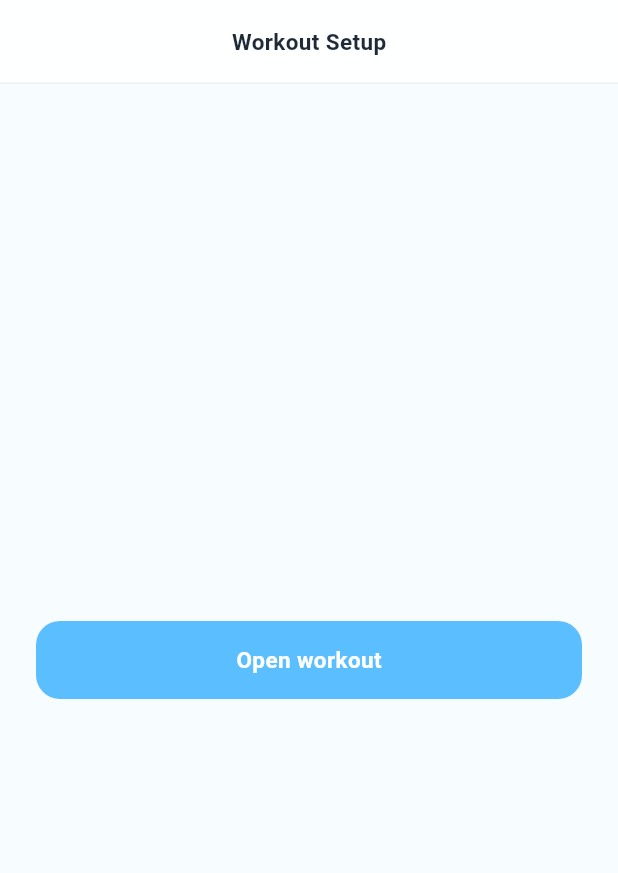
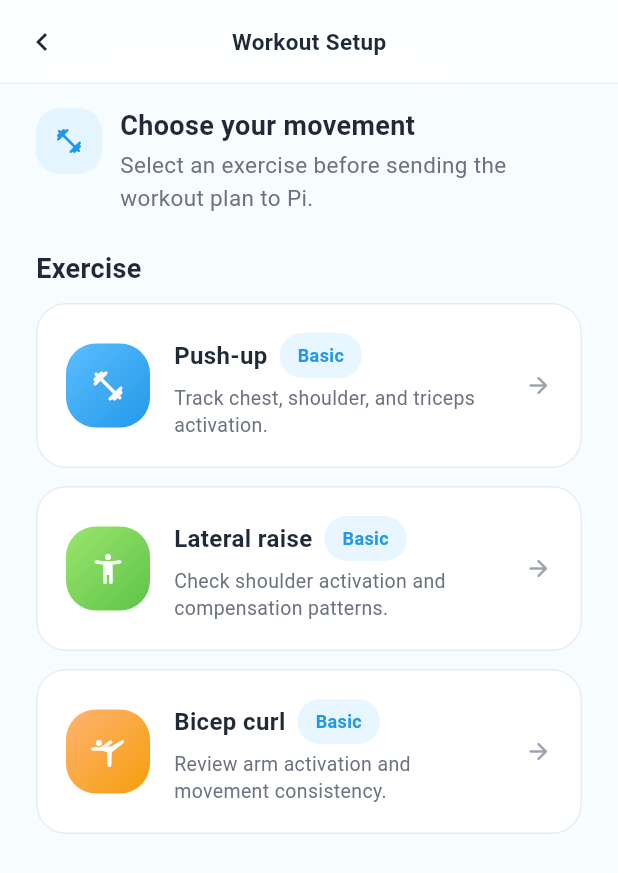
Before and after one commit to dltndud0313/IMO, a Flutter app: the ExerciseSelectScreen screen opened by its route, on a phone screen of 412 x 824 dp. Shown: the top 873 px of the screen. Run offline on Flutter 3.47's test engine with Material 3 defaults, Android fonts, the phone set to English and light mode, and no system bars; our stand-ins replace dio, get_it, go_router, shared_preferences; accounts and stored records are empty.

Commit message:
feat(app): migrate exercise select screen

```diff
--- a/app/lib/ui/workout_setup/widgets/exercise_select_screen.dart
+++ b/app/lib/ui/workout_setup/widgets/exercise_select_screen.dart
@@ -2,6 +2,7 @@ import 'package:flutter/material.dart';
 import 'package:go_router/go_router.dart';
 
 import '../../core/layouts/app_scaffold.dart';
+import '../../core/themes/design_tokens.dart';
 import '../../core/widgets/common_widgets.dart';
 
 class ExerciseSelectScreen extends StatelessWidget {
@@ -11,12 +12,186 @@ class ExerciseSelectScreen extends StatelessWidget {
   Widget build(BuildContext context) {
     return AppScaffold(
       title: 'Workout Setup',
-      child: Center(
-        child: ImoButton(
-          label: 'Open workout',
-          onPressed: () => context.go('/workout'),
-        ),
+      showBackButton: true,
+      scrollable: true,
+      body: Column(
+        crossAxisAlignment: CrossAxisAlignment.start,
+        children: [
+          const _ExerciseSelectIntro(),
+          const SizedBox(height: AppSpacing.sectionGap),
+          Text('Exercise', style: AppTextStyles.sectionTitle),
+          const SizedBox(height: AppSpacing.sm),
+          for (final exercise in _exerciseOptions) ...[
+            _ExerciseOptionCard(
+              option: exercise,
+              onTap: () => context.go('/workout-guide?exercise=${exercise.id}'),
+            ),
+            const SizedBox(height: AppSpacing.sm),
+          ],
+        ],
       ),
     );
   }
 }
+
+class _ExerciseSelectIntro extends StatelessWidget {
+  const _ExerciseSelectIntro();
+
+  @override
+  Widget build(BuildContext context) {
+    return Row(
+      crossAxisAlignment: CrossAxisAlignment.start,
+      children: [
+        Container(
+          width: 44,
+          height: 44,
+          decoration: BoxDecoration(
+            color: AppColors.primary.withValues(alpha: 0.12),
+            borderRadius: BorderRadius.circular(AppSpacing.buttonRadius),
+          ),
+          child: const Icon(
+            Icons.fitness_center_rounded,
+            color: AppColors.primaryStrong,
+            size: 20,
+          ),
+        ),
+        const SizedBox(width: AppSpacing.sm),
+        Expanded(
+          child: Column(
+            crossAxisAlignment: CrossAxisAlignment.start,
+            children: [
+              Text('Choose your movement', style: AppTextStyles.sectionTitle),
+              const SizedBox(height: AppSpacing.xxs),
+              Text(
+                'Select an exercise before sending the workout plan to Pi.',
+                style: AppTextStyles.body,
+              ),
+            ],
+          ),
+        ),
+      ],
+    );
+  }
+}
+
+class _ExerciseOptionCard extends StatelessWidget {
+  const _ExerciseOptionCard({
+    required this.option,
+    required this.onTap,
+  });
+
+  final _ExerciseOption option;
+  final VoidCallback onTap;
+
+  @override
+  Widget build(BuildContext context) {
+    return ImoCard(
+      interactive: true,
+      onTap: onTap,
+      paddingSize: ImoCardPadding.lg,
+      child: Row(
+        children: [
+          Container(
+            width: 56,
+            height: 56,
+            decoration: BoxDecoration(
+              gradient: LinearGradient(
+                begin: Alignment.topLeft,
+                end: Alignment.bottomRight,
+                colors: option.gradient,
+              ),
+              borderRadius: BorderRadius.circular(AppSpacing.cardRadius),
+            ),
+            child: Icon(option.icon, color: AppColors.card, size: 24),
+          ),
+          const SizedBox(width: AppSpacing.md),
+          Expanded(
+            child: Column(
+              crossAxisAlignment: CrossAxisAlignment.start,
+              children: [
+                Row(
+                  children: [
+                    Flexible(
+                      child: Text(
+                        option.title,
+                        maxLines: 1,
+                        overflow: TextOverflow.ellipsis,
+                        style: AppTextStyles.label.copyWith(
+                          fontSize: 16,
+                          fontWeight: FontWeight.w700,
+                        ),
+                      ),
+                    ),
+                    const SizedBox(width: AppSpacing.xs),
+                    ImoChip(
+                      label: option.level,
+                      variant: ImoChipVariant.selected,
+                    ),
+                  ],
+                ),
+                const SizedBox(height: AppSpacing.xxs),
+                Text(
+                  option.description,
+                  maxLines: 2,
+                  overflow: TextOverflow.ellipsis,
+                  style: AppTextStyles.bodySmall,
+                ),
+              ],
+            ),
+          ),
+          const SizedBox(width: AppSpacing.sm),
+          const Icon(
+            Icons.arrow_forward_rounded,
+            color: AppColors.textTertiary,
+            size: 18,
+          ),
+        ],
+      ),
+    );
+  }
+}
+
+class _ExerciseOption {
+  const _ExerciseOption({
+    required this.title,
+    required this.id,
+    required this.description,
+    required this.level,
+    required this.icon,
+    required this.gradient,
+  });
+
+  final String title;
+  final String id;
+  final String description;
+  final String level;
+  final IconData icon;
+  final List<Color> gradient;
+}
+
+const _exerciseOptions = [
+  _ExerciseOption(
+    id: 'pushup',
+    title: 'Push-up',
+    description: 'Track chest, shoulder, and triceps activation.',
+    level: 'Basic',
+    icon: Icons.fitness_center_rounded,
+    gradient: [AppColors.primary, AppColors.primaryStrong],
+  ),
+  _ExerciseOption(
+    id: 'lateral_raise',
+    title: 'Lateral raise',
+    description: 'Check shoulder activation and compensation patterns.',
+    level: 'Basic',
+    icon: Icons.accessibility_new_rounded,
+    gradient: [AppColors.secondary, Color(0xFF5DC447)],
+  ),
+  _ExerciseOption(
+    id: 'bicep_curl',
+    title: 'Bicep curl',
+    description: 'Review arm activation and movement consistency.',
+    level: 'Basic',
+    icon: Icons.sports_gymnastics_rounded,
+    gradient: [Color(0xFFFFB371), AppColors.warning],
+  ),
+];
```
